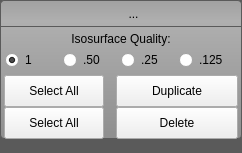
Before: the Qt Designer form src/Interface/AppInterface/GroupButtonMenu.ui in SCIInstitute/Seg3D, drawn with Qt 5.
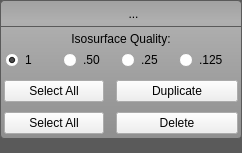
After: the same form once the commit is applied. Icons and pictures are not drawn.

Commit message: fixed the disabling bug with active datalayer fixed the disabling of the undocked widgets

Diff of the .ui file:
```diff
--- a/src/Interface/AppInterface/GroupButtonMenu.ui
+++ b/src/Interface/AppInterface/GroupButtonMenu.ui
@@ -444,16 +444,10 @@
             </property>
             <item>
              <widget class="QPushButton" name="select_all_for_duplication_button_">
-              <property name="minimumSize">
-               <size>
-                <width>0</width>
-                <height>32</height>
-               </size>
-              </property>
               <property name="maximumSize">
                <size>
                 <width>100</width>
-                <height>32</height>
+                <height>16777215</height>
                </size>
               </property>
               <property name="text">
@@ -466,18 +460,6 @@
             </item>
             <item>
              <widget class="QPushButton" name="duplicate_button_">
-              <property name="minimumSize">
-               <size>
-                <width>0</width>
-                <height>32</height>
-               </size>
-              </property>
-              <property name="maximumSize">
-               <size>
-                <width>16777215</width>
-                <height>32</height>
-               </size>
-              </property>
               <property name="text">
                <string>Duplicate</string>
               </property>
@@ -518,16 +500,10 @@
             </property>
             <item>
              <widget class="QPushButton" name="select_all_button_">
-              <property name="minimumSize">
-               <size>
-                <width>0</width>
-                <height>32</height>
-               </size>
-              </property>
               <property name="maximumSize">
                <size>
                 <width>100</width>
-                <height>32</height>
+                <height>16777215</height>
                </size>
               </property>
               <property name="toolTip">
@@ -543,18 +519,6 @@
             </item>
             <item>
              <widget class="QPushButton" name="delete_button_">
-              <property name="minimumSize">
-               <size>
-                <width>0</width>
-                <height>32</height>
-               </size>
-              </property>
-              <property name="maximumSize">
-               <size>
-                <width>16777215</width>
-                <height>32</height>
-               </size>
-              </property>
               <property name="text">
                <string>Delete</string>
               </property>
```
The commit also changes 4 other files.
